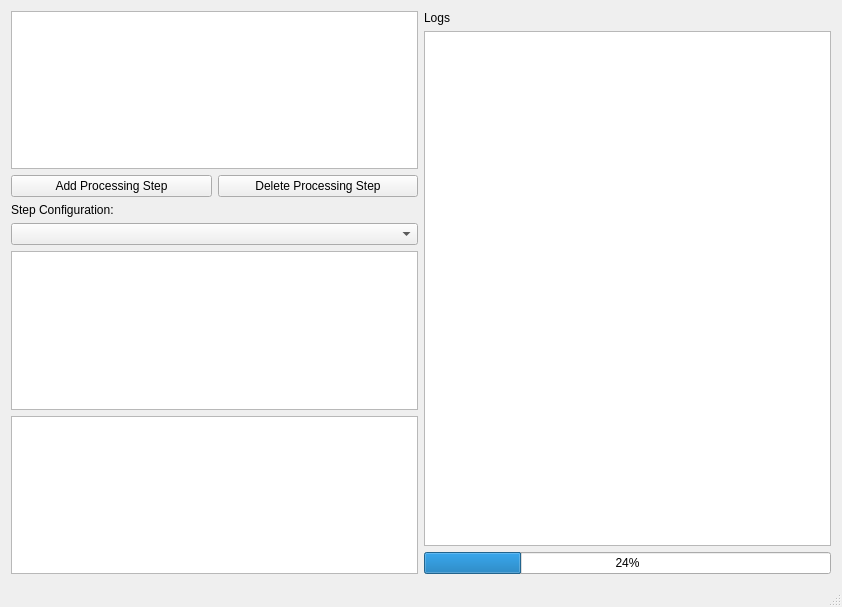
This is code/gui/mainwindow.ui in TU-Berlin-CVRS/uipf as Qt 5 draws it before an edit. The edited form follows.
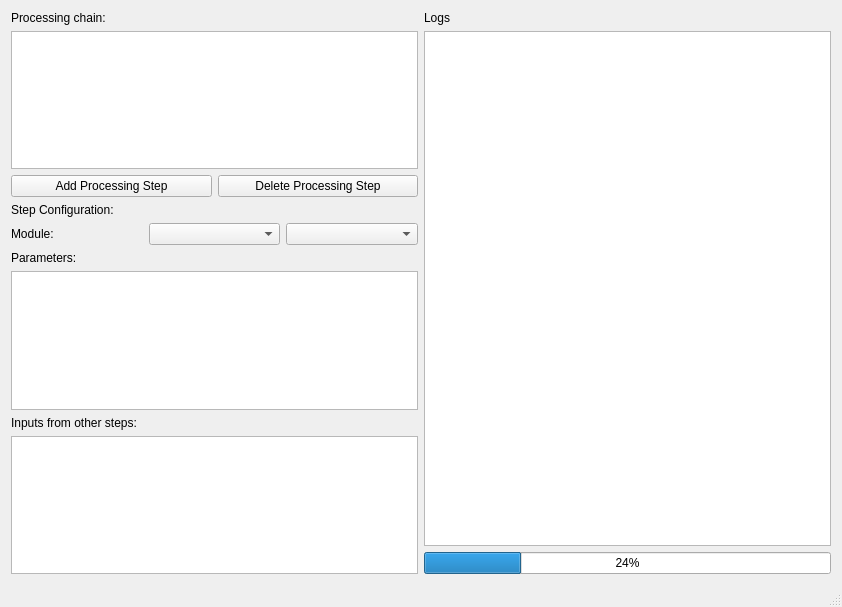
This is the edited form.

Commit message: added some labels + one more drop down box for the category of the modules

The edit to the form file:
```diff
--- a/code/gui/mainwindow.ui
+++ b/code/gui/mainwindow.ui
@@ -42,6 +42,13 @@
     </item>
     <item row="0" column="1">
      <layout class="QVBoxLayout" name="verticalLayoutLeft">
+      <item>
+       <widget class="QLabel" name="label_4">
+        <property name="text">
+         <string>Processing chain:</string>
+        </property>
+       </widget>
+      </item>
       <item>
        <widget class="QListView" name="listProcessingSteps"/>
       </item>
@@ -71,11 +78,39 @@
        </widget>
       </item>
       <item>
-       <widget class="QComboBox" name="comboModule"/>
+       <layout class="QHBoxLayout" name="horizontalLayout">
+        <item>
+         <widget class="QLabel" name="label_3">
+          <property name="text">
+           <string>Module:</string>
+          </property>
+         </widget>
+        </item>
+        <item>
+         <widget class="QComboBox" name="comboCategory"/>
+        </item>
+        <item>
+         <widget class="QComboBox" name="comboModule"/>
+        </item>
+       </layout>
+      </item>
+      <item>
+       <widget class="QLabel" name="label">
+        <property name="text">
+         <string>Parameters:</string>
+        </property>
+       </widget>
       </item>
       <item>
        <widget class="QTableView" name="tableParams"/>
       </item>
+      <item>
+       <widget class="QLabel" name="label_2">
+        <property name="text">
+         <string>Inputs from other steps:</string>
+        </property>
+       </widget>
+      </item>
       <item>
        <widget class="QTableView" name="tableInputs"/>
       </item>
```
